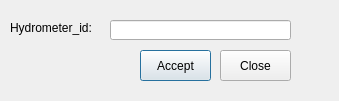
The window that ui/add_sum.ui (Giswater/giswater_qgis_plugin) describes before a commit, drawn with Qt 5.
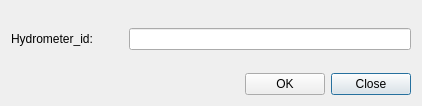
The same window after the commit.

What changed in the file:
```diff
--- a/ui/add_sum.ui
+++ b/ui/add_sum.ui
@@ -6,62 +6,75 @@
    <rect>
     <x>0</x>
     <y>0</y>
-    <width>339</width>
-    <height>101</height>
+    <width>422</width>
+    <height>106</height>
    </rect>
   </property>
   <property name="windowTitle">
    <string>Add sum</string>
   </property>
-  <widget class="QLineEdit" name="hydrometer_id_new">
-   <property name="geometry">
-    <rect>
-     <x>110</x>
-     <y>20</y>
-     <width>181</width>
-     <height>20</height>
-    </rect>
-   </property>
-  </widget>
-  <widget class="QLabel" name="label_hydrometer_id">
-   <property name="geometry">
-    <rect>
-     <x>10</x>
-     <y>20</y>
-     <width>91</width>
-     <height>16</height>
-    </rect>
-   </property>
-   <property name="text">
-    <string>Hydrometer_id:</string>
-   </property>
-  </widget>
-  <widget class="QPushButton" name="btn_accept">
-   <property name="geometry">
-    <rect>
-     <x>140</x>
-     <y>50</y>
-     <width>71</width>
-     <height>31</height>
-    </rect>
-   </property>
-   <property name="text">
-    <string>Accept</string>
-   </property>
-  </widget>
-  <widget class="QPushButton" name="btn_close">
-   <property name="geometry">
-    <rect>
-     <x>220</x>
-     <y>50</y>
-     <width>71</width>
-     <height>31</height>
-    </rect>
-   </property>
-   <property name="text">
-    <string>Close</string>
-   </property>
-  </widget>
+  <layout class="QGridLayout" name="gridLayout">
+   <item row="2" column="2">
+    <widget class="QPushButton" name="btn_close">
+     <property name="text">
+      <string>Close</string>
+     </property>
+    </widget>
+   </item>
+   <item row="2" column="1">
+    <widget class="QPushButton" name="btn_accept">
+     <property name="text">
+      <string>OK</string>
+     </property>
+    </widget>
+   </item>
+   <item row="2" column="0">
+    <spacer name="horizontalSpacer">
+     <property name="orientation">
+      <enum>Qt::Horizontal</enum>
+     </property>
+     <property name="sizeType">
+      <enum>QSizePolicy::Expanding</enum>
+     </property>
+     <property name="sizeHint" stdset="0">
+      <size>
+       <width>40</width>
+       <height>20</height>
+      </size>
+     </property>
+    </spacer>
+   </item>
+   <item row="0" column="0" rowspan="2" colspan="3">
+    <layout class="QHBoxLayout" name="horizontalLayout_3">
+     <item>
+      <widget class="QLabel" name="label_hydrometer_id">
+       <property name="text">
+        <string>Hydrometer_id:</string>
+       </property>
+      </widget>
+     </item>
+     <item>
+      <spacer name="horizontalSpacer_2">
+       <property name="orientation">
+        <enum>Qt::Horizontal</enum>
+       </property>
+       <property name="sizeType">
+        <enum>QSizePolicy::Fixed</enum>
+       </property>
+       <property name="sizeHint" stdset="0">
+        <size>
+         <width>30</width>
+         <height>20</height>
+        </size>
+       </property>
+      </spacer>
+     </item>
+     <item>
+      <widget class="QLineEdit" name="hydrometer_id_new"/>
+     </item>
+    </layout>
+   </item>
+  </layout>
  </widget>
  <resources/>
  <connections/>
```
